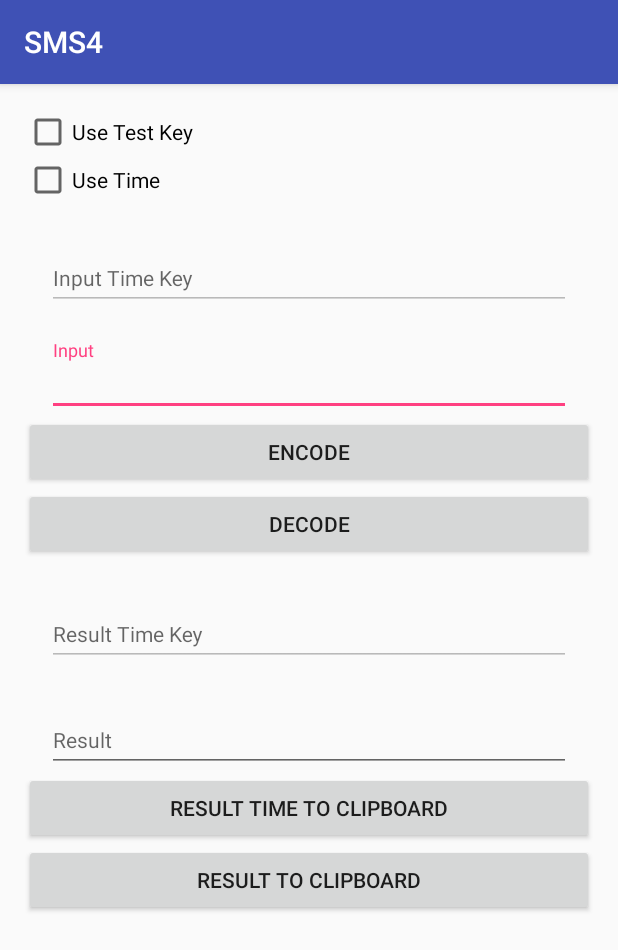
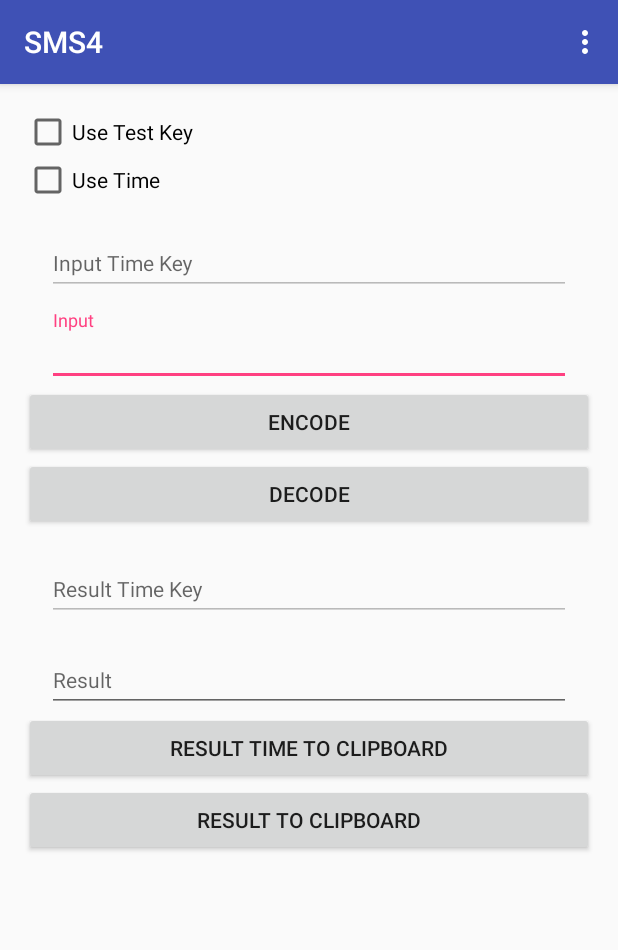
Before and after one commit to eee27/SMS4, an Android app: the screen it shows after launch (SMS4Android), on a phone screen of 412 x 824 dp. Shown: the top 950 px of the screen. Run offline under Robolectric (Android 15) with nearby library versions, the phone set to English and light mode, and no system bars.

Commit message:
04261549-Add Setting and upd

```diff
--- a/app/build.gradle
+++ b/app/build.gradle
@@ -23,6 +23,7 @@ dependencies {
     implementation 'com.android.support:appcompat-v7:26.1.0'
     implementation 'com.android.support:design:26.1.0'
     implementation 'com.android.support.constraint:constraint-layout:1.1.0'
+    implementation 'com.android.support:support-v4:26.1.0'
     testImplementation 'junit:junit:4.12'
     androidTestImplementation 'com.android.support.test:runner:1.0.1'
     androidTestImplementation 'com.android.support.test.espresso:espresso-core:3.0.1'
--- a/app/src/main/java/com/fuck/eee27/sms4/SMS4Android.java
+++ b/app/src/main/java/com/fuck/eee27/sms4/SMS4Android.java
@@ -2,8 +2,12 @@ package com.fuck.eee27.sms4;
 
 import android.content.ClipData;
 import android.content.ClipboardManager;
+import android.content.Intent;
 import android.os.Bundle;
+import android.support.design.widget.TextInputLayout;
 import android.support.v7.app.AppCompatActivity;
+import android.view.Menu;
+import android.view.MenuItem;
 import android.view.View;
 import android.widget.Button;
 import android.widget.CheckBox;
@@ -27,6 +31,11 @@ public class SMS4Android extends AppCompatActivity {
     Button copyBtn = null;
     Button copyTimeBtn = null;
 
+    TextInputLayout inputTextLayout = null;
+    TextInputLayout inputTimeTextLayout = null;
+    TextInputLayout outputTextLayout = null;
+    TextInputLayout outputTimeTextLayout = null;
+
     private static boolean isTestKey = false;
     private static boolean isTimeKey = false;
 
@@ -39,6 +48,34 @@ public class SMS4Android extends AppCompatActivity {
         super.onCreate(savedInstanceState);
         setContentView(R.layout.activity_sms);
 
+        InitAllItem();
+        BindAllAction();
+    }
+
+    @Override
+    public boolean onCreateOptionsMenu(Menu menu) {
+        getMenuInflater().inflate(R.menu.menu, menu);
+        return true;
+    }
+
+    @Override
+    public boolean onOptionsItemSelected(MenuItem item) {
+        switch (item.getOrder()) {
+            case 100:
+                Intent intent = new Intent(SMS4Android.this, SettingActivity.class);
+                startActivity(intent);
+                break;
+            case 101:
+                Toast.makeText(this, "1.0", Toast.LENGTH_SHORT).show();
+                break;
+            default:
+                break;
+        }
+        return super.onOptionsItemSelected(item);
+    }
+
+
+    private boolean InitAllItem() {
         clipboardManager = (ClipboardManager) getSystemService(CLIPBOARD_SERVICE);
 
         testChk = (CheckBox) findViewById(R.id.testKeyChk);
@@ -52,9 +89,31 @@ public class SMS4Android extends AppCompatActivity {
         copyBtn = (Button) findViewById(R.id.copyBtn);
         copyTimeBtn = (Button) findViewById(R.id.copyTimeBtn);
 
+        inputTextLayout = (TextInputLayout) findViewById(R.id.text_input_layout_input);
+        inputTimeTextLayout = (TextInputLayout) findViewById(R.id.text_input_layout_inputTime);
+        outputTextLayout = (TextInputLayout) findViewById(R.id.text_input_layout_output);
+        outputTimeTextLayout = (TextInputLayout) findViewById(R.id.text_input_layout_outputTime);
+
+        /*
+        inputTextLayout.setCounterEnabled(true);
+        inputTextLayout.setCounterMaxLength(16);
+        inputTimeTextLayout.setCounterEnabled(true);
+        inputTimeTextLayout.setCounterMaxLength(16);
+
+        outputTextLayout.setCounterEnabled(true);
+        outputTextLayout.setCounterMaxLength(32);
+        outputTimeTextLayout.setCounterEnabled(true);
+        outputTimeTextLayout.setCounterMaxLength(32);
+        */
+
         inputTimeText.setEnabled(false);
         outputTimeText.setEnabled(false);
 
+        return true;
+
+    }
+
+    private boolean BindAllAction() {
         testChk.setOnCheckedChangeListener(new CompoundButton.OnCheckedChangeListener() {
             @Override
             public void onCheckedChanged(CompoundButton buttonView,
@@ -128,7 +187,7 @@ public class SMS4Android extends AppCompatActivity {
                                        }
 
         );
-
+        return true;
 
     }
 
--- a/app/src/main/res/layout/activity_sms.xml
+++ b/app/src/main/res/layout/activity_sms.xml
@@ -1,4 +1,6 @@
 <?xml version="1.0" encoding="utf-8"?>
+
+
 <LinearLayout xmlns:android="http://schemas.android.com/apk/res/android"
     xmlns:app="http://schemas.android.com/apk/res-auto"
     xmlns:tools="http://schemas.android.com/tools"
@@ -34,11 +36,11 @@
         android:id="@+id/text_input_layout_inputTime"
         android:layout_width="match_parent"
         android:layout_height="wrap_content"
-        android:layout_marginTop="20dp"
-        app:counterOverflowTextAppearance="@style/Widget.Design.TextInputLayout"
+        android:layout_marginTop="10dp"
         android:paddingLeft="15dp"
         android:paddingRight="15dp"
-        android:scrollbarAlwaysDrawHorizontalTrack="true">
+        android:scrollbarAlwaysDrawHorizontalTrack="true"
+        app:counterOverflowTextAppearance="@style/Widget.Design.TextInputLayout">
 
         <EditText
             android:id="@+id/inputTimeText"
@@ -57,11 +59,11 @@
         android:id="@+id/text_input_layout_input"
         android:layout_width="match_parent"
         android:layout_height="wrap_content"
-        android:layout_marginTop="20dp"
-        app:counterOverflowTextAppearance="@style/Widget.Design.TextInputLayout"
+        android:layout_marginTop="10dp"
         android:paddingLeft="15dp"
         android:paddingRight="15dp"
-        android:scrollbarAlwaysDrawHorizontalTrack="true">
+        android:scrollbarAlwaysDrawHorizontalTrack="true"
+        app:counterOverflowTextAppearance="@style/Widget.Design.TextInputLayout">
 
         <EditText
             android:id="@+id/inputText"
@@ -96,11 +98,11 @@
         android:id="@+id/text_input_layout_outputTime"
         android:layout_width="match_parent"
         android:layout_height="wrap_content"
-        android:layout_marginTop="20dp"
-        app:counterOverflowTextAppearance="@style/Widget.Design.TextInputLayout"
+        android:layout_marginTop="10dp"
         android:paddingLeft="15dp"
         android:paddingRight="15dp"
-        android:scrollbarAlwaysDrawHorizontalTrack="true">
+        android:scrollbarAlwaysDrawHorizontalTrack="true"
+        app:counterOverflowTextAppearance="@style/Widget.Design.TextInputLayout">
 
         <EditText
             android:id="@+id/outputTimeText"
@@ -121,11 +123,11 @@
         android:id="@+id/text_input_layout_output"
         android:layout_width="match_parent"
         android:layout_height="wrap_content"
-        android:layout_marginTop="20dp"
-        app:counterOverflowTextAppearance="@style/Widget.Design.TextInputLayout"
+        android:layout_marginTop="10dp"
         android:paddingLeft="15dp"
         android:paddingRight="15dp"
-        android:scrollbarAlwaysDrawHorizontalTrack="true">
+        android:scrollbarAlwaysDrawHorizontalTrack="true"
+        app:counterOverflowTextAppearance="@style/Widget.Design.TextInputLayout">
 
         <EditText
             android:id="@+id/outputText"
--- /dev/null
+++ b/app/src/main/res/menu/menu.xml
@@ -0,0 +1,17 @@
+<?xml version="1.0" encoding="utf-8"?>
+<menu xmlns:app="http://schemas.android.com/apk/res-auto"
+    xmlns:android="http://schemas.android.com/apk/res/android">
+
+    <item
+        android:id="@+id/action_settings"
+        android:orderInCategory="100"
+        android:title="@string/opt_setting"
+        app:showAsAction="never" />
+
+    <item
+        android:id="@+id/action_upd"
+        android:orderInCategory="101"
+        android:title="@string/opt_upd"
+        app:showAsAction="never" />
+
+</menu>
```
Also changed, not shown: app/src/main/AndroidManifest.xml (+1 -13 lines), app/src/main/java/com/fuck/eee27/sms4/SettingActivity.java (added, +13 -0 lines), app/src/main/java/com/fuck/eee27/sms4/Sms4Activity.java (deleted, +0 -349 lines), app/src/main/res/drawable/ic_info_black_24dp.xml (added, +9 -0 lines), app/src/main/res/drawable/ic_notifications_black_24dp.xml (added, +9 -0 lines), app/src/main/res/drawable/ic_sync_black_24dp.xml (added, +9 -0 lines), app/src/main/res/layout/activity_setting.xml (added, +8 -0 lines), app/src/main/res/layout/activity_sms4.xml (deleted, +0 -77 lines), app/src/main/res/values/strings.xml (+5 -14 lines), 2 other files.
